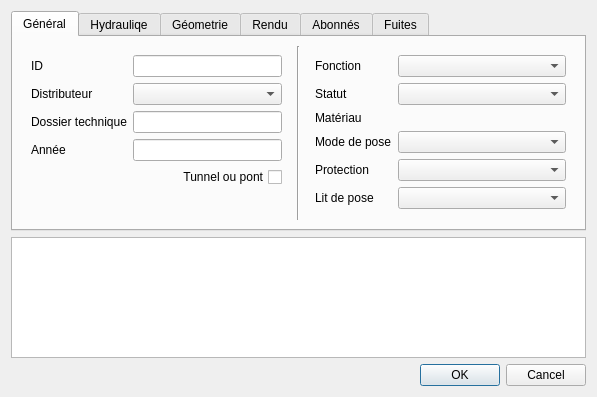
Before: the Qt Designer form qgis-project/ui_forms/pipe.ui in qwat/QWAT, drawn with Qt 5.
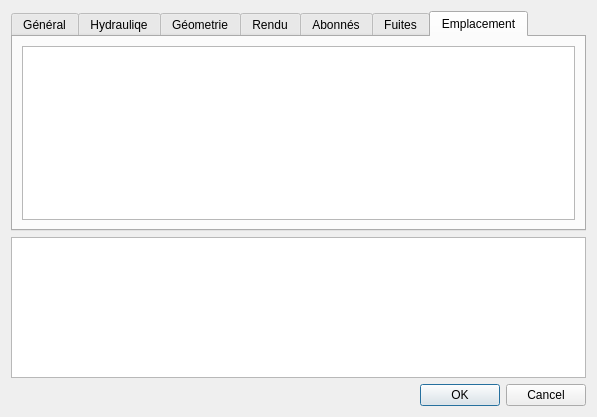
After: the same form once the commit is applied. The open tabs and pages were chosen to show the change. Custom widgets are drawn as their Qt base class.

Commit message: added Location tab to forms as complement to https://github.com/qwat/qwat-data-model/pull/42

The edit to the form file:
```diff
--- a/qgis-project/ui_forms/pipe.ui
+++ b/qgis-project/ui_forms/pipe.ui
@@ -7,7 +7,7 @@
     <x>0</x>
     <y>0</y>
     <width>597</width>
-    <height>397</height>
+    <height>417</height>
    </rect>
   </property>
   <property name="windowTitle">
@@ -718,6 +718,20 @@
        </item>
       </layout>
      </widget>
+     <widget class="QWidget" name="tab_7">
+      <attribute name="title">
+       <string>Emplacement</string>
+      </attribute>
+      <layout class="QGridLayout" name="gridLayout_11">
+       <item row="0" column="0">
+        <layout class="QVBoxLayout" name="verticalLayout">
+         <item>
+          <widget class="QListWidget" name="fk_locationtype"/>
+         </item>
+        </layout>
+       </item>
+      </layout>
+     </widget>
     </widget>
    </item>
   </layout>
```
The commit also changes 3 other files.
